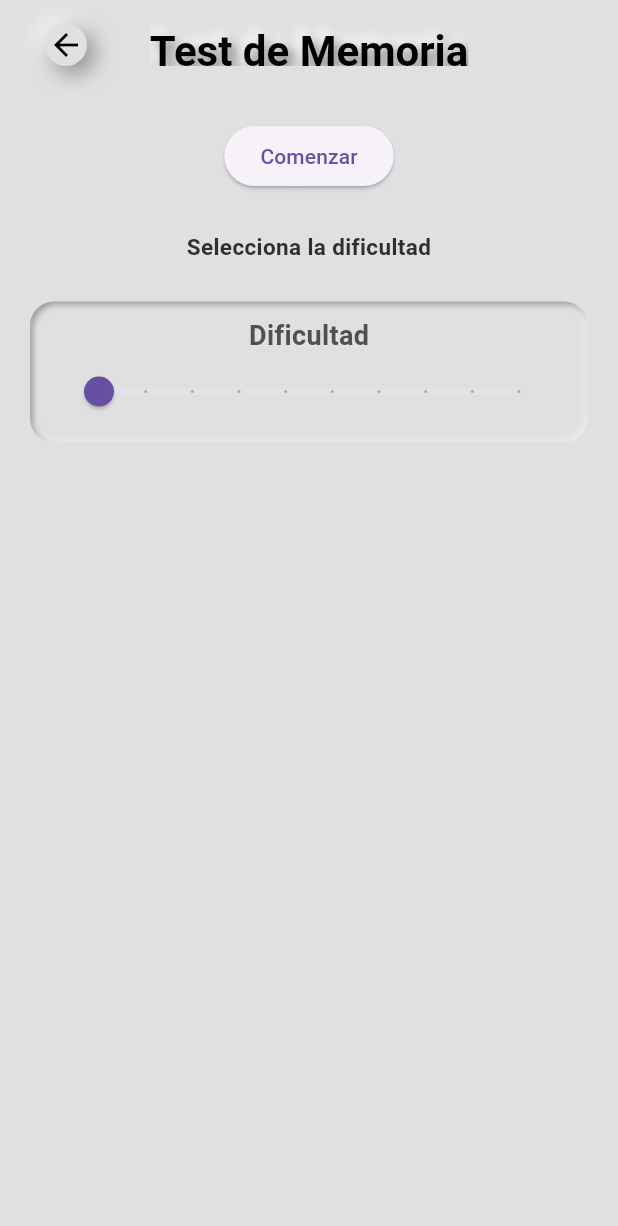
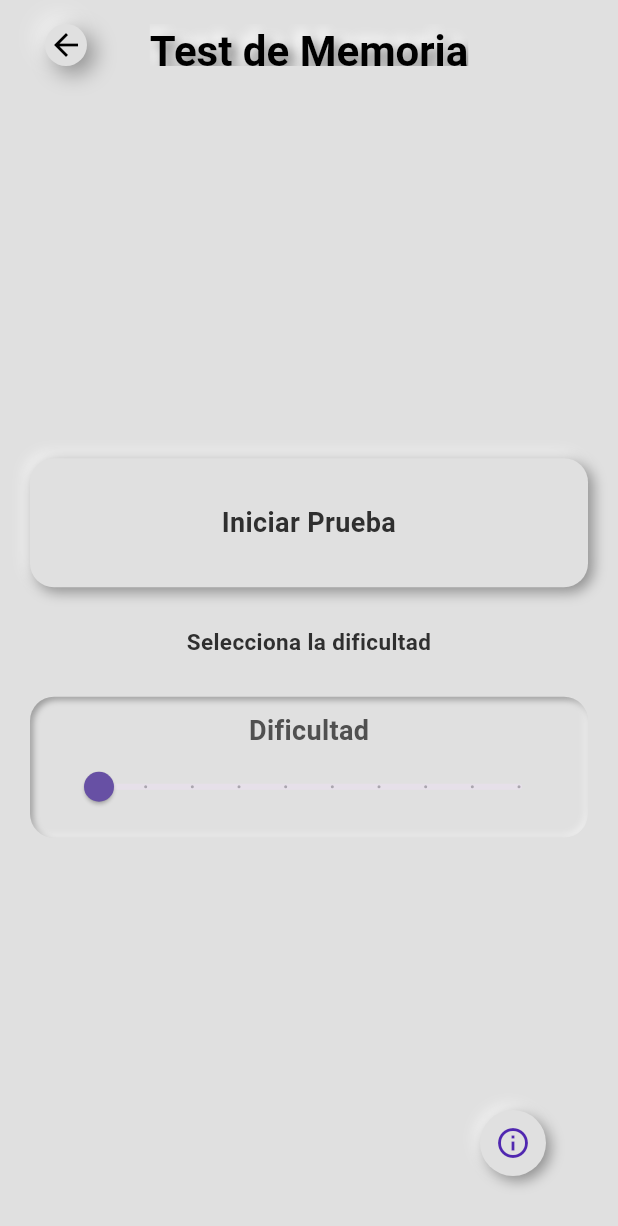
Before and after one commit to jojoji54/Cognitify, a Flutter app: the SpatialMemoryGame screen opened directly, on a phone screen of 412 x 824 dp. Shown: the top 1226 px of the screen. Run offline on Flutter 3.47's test engine with Material 3 defaults, Android fonts, the phone set to English and light mode, and no system bars; our stand-ins replace dashed_circular_progress_bar, fl_chart, flutter_dotenv, flutter_neumorphic_plus, font_awesome_flutter, hive and 4 more; missing offline and left inert: flutter_animator, flutter_radar_chart; accounts and stored records are empty.

Commit message:
añadiendo el juego de memoria epsacial 3

```diff
--- a/lib/screens/test_execution/memory/games/SpatialMemory/spatial_memory_game.dart
+++ b/lib/screens/test_execution/memory/games/SpatialMemory/spatial_memory_game.dart
@@ -3,6 +3,7 @@ import 'dart:math';
 import 'package:cognitify/models/test_result.dart';
 import 'package:cognitify/screens/test_execution/memory/games/secuenceOfNumbers/widgets/difficulty_slider.dart';
 import 'package:cognitify/screens/test_execution/memory/games/secuenceOfNumbers/widgets/neumorphic_app_bar.dart';
+import 'package:cognitify/screens/test_execution/memory/games/secuenceOfNumbers/widgets/start_button.dart';
 import 'package:cognitify/utils/test_constants.dart';
 import 'package:flutter/material.dart';
 import 'package:flutter_neumorphic_plus/flutter_neumorphic.dart';
@@ -26,13 +27,12 @@ class _SpatialMemoryGameState extends State<SpatialMemoryGame> {
   DateTime? startTime;
   int sessionNumber = 1;
   String userId = "R1003P";
-  bool? showSpaces;
+  bool showInfo = false;
 
   @override
   void initState() {
     super.initState();
     loadDifficulty();
-    showSpaces=false;
   }
 
   Future<void> saveDifficulty(int size) async {
@@ -48,6 +48,7 @@ class _SpatialMemoryGameState extends State<SpatialMemoryGame> {
   }
 
   void startGame() {
+    showInfo = false;
     final int totalTiles = gridSize * gridSize;
     final random = Random();
     final available = List.generate(totalTiles, (index) => index);
@@ -77,7 +78,6 @@ class _SpatialMemoryGameState extends State<SpatialMemoryGame> {
   }
 
   Future<void> showSequence() async {
-    showSpaces=true;
     for (int i = 0; i < targetSequence.length; i++) {
       int index = targetSequence[i];
 
@@ -172,15 +172,17 @@ class _SpatialMemoryGameState extends State<SpatialMemoryGame> {
       appBar: const CustomNeumorphicAppBar(),
       body: Padding(
         padding: const EdgeInsets.all(20.0),
-        child: Column(
+        child: Stack(
           children: [
-            if (!gameStarted)
             Column(
+              mainAxisAlignment: MainAxisAlignment.center,
               children: [
-                  ElevatedButton(
-                    onPressed: startGame,
-                    child: const Text("Comenzar"),
-                  ),
+                if (!gameStarted && !showInfo)
+                  Column(
+                    mainAxisAlignment: MainAxisAlignment.center,
+                    crossAxisAlignment: CrossAxisAlignment.stretch,
+                    children: [
+                      StartButton(onStart: startGame),
                       DifficultySlider(
                         sequenceLength: gridSize,
                         onDifficultyChanged: (val) {
@@ -193,7 +195,9 @@ class _SpatialMemoryGameState extends State<SpatialMemoryGame> {
                     ],
                   ),
                 const SizedBox(height: 20),
+                if (gameStarted && !showInfo)
                   Expanded(
+                    child: Center(
                       child: GridView.count(
                         crossAxisCount: gridSize,
                         children: List.generate(tiles.length, (index) {
@@ -206,18 +210,46 @@ class _SpatialMemoryGameState extends State<SpatialMemoryGame> {
                               onPressed: () => handleTileTap(index),
                               style: NeumorphicStyle(
                                 depth: isShown ? -6 : 6,
-                        disableDepth: isDisplayingSequence ? false : true,
+                                disableDepth:
+                                    isDisplayingSequence ? false : true,
                                 intensity: 0.8,
                                 boxShape: NeumorphicBoxShape.roundRect(
                                     BorderRadius.circular(12)),
-                        color: isShown ? Colors.blue : null,
+                                color: isShown
+                                    ? const Color.fromARGB(255, 80, 39, 176)
+                                    : null,
                               ),
                               child: const SizedBox.expand(),
                             ),
                           );
                         }),
                       ),
-            )
+                    ),
+                  ),
+              ],
+            ),
+            if (!gameStarted)
+              Positioned(
+                bottom: 20,
+                right: 20,
+                child: NeumorphicButton(
+                  onPressed: () {
+                    setState(() {
+                      showInfo = !showInfo;
+                    });
+                  },
+                  style: const NeumorphicStyle(
+                    shape: NeumorphicShape.flat,
+                    boxShape: NeumorphicBoxShape.circle(),
+                    depth: 6,
+                  ),
+                  child: Icon(
+                    showInfo ? Icons.close : Icons.info_outline,
+                    size: 24,
+                    color: const Color.fromARGB(255, 80, 39, 176),
+                  ),
+                ),
+              ),
           ],
         ),
       ),
```
Lines whose indentation alone changed are shown as unchanged.
